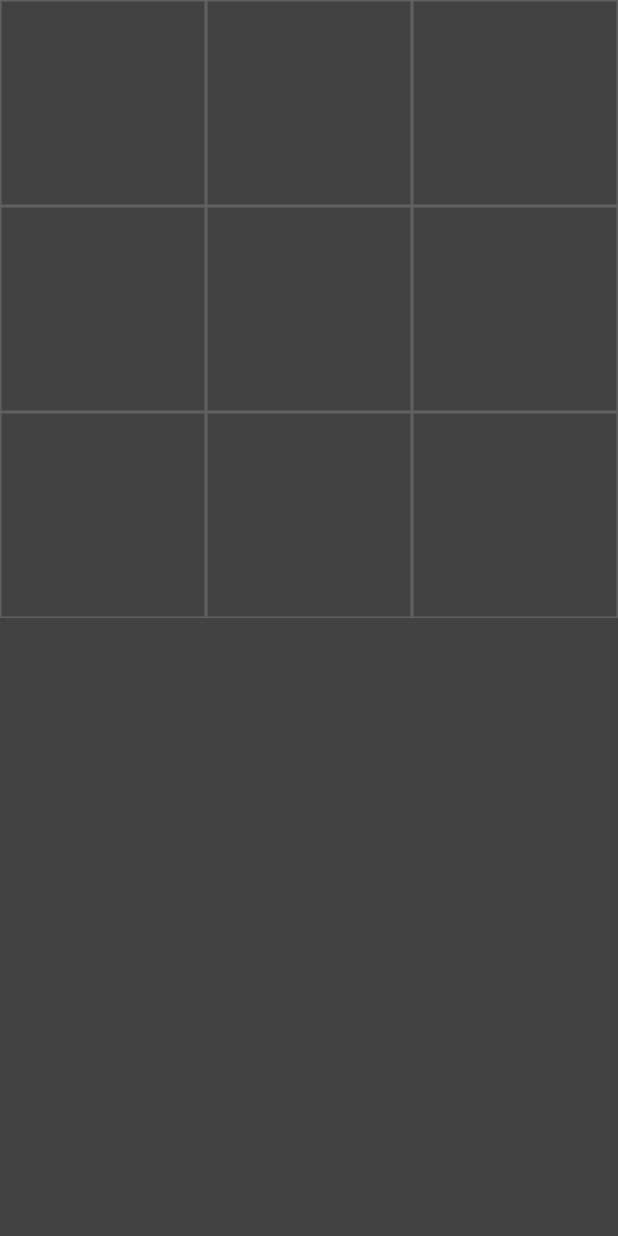
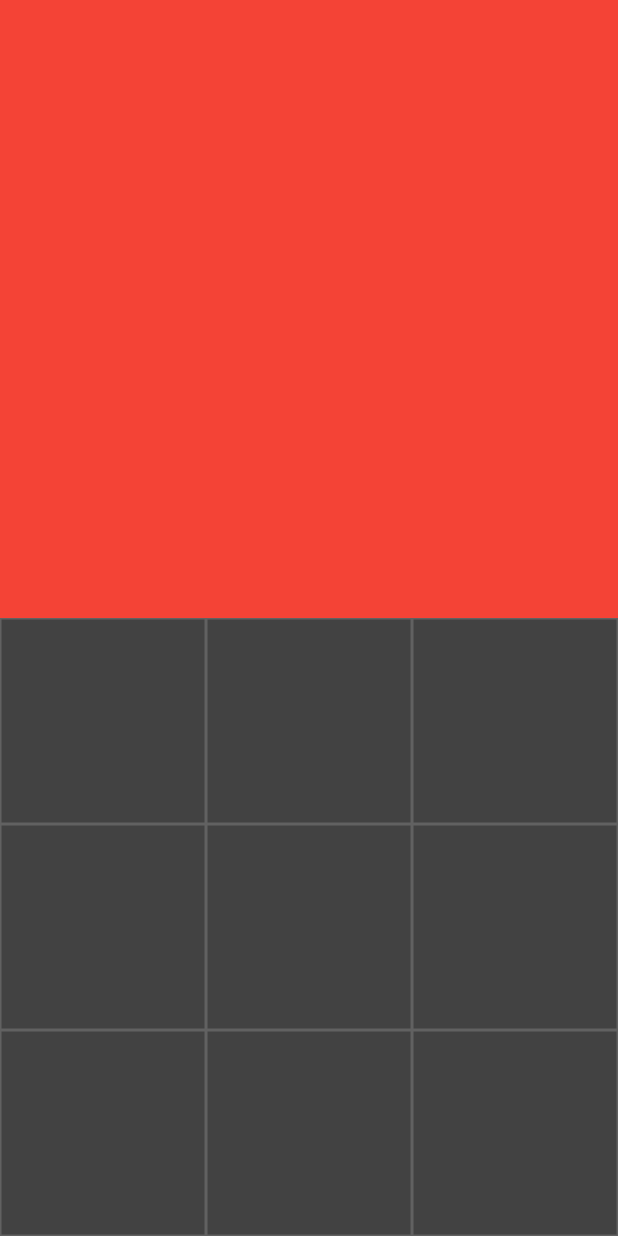
Before and after one commit to CLS11/tic-tac-toe, a Flutter app: the screen it shows after launch, on a phone screen of 412 x 824 dp. Run offline on Flutter 3.47's test engine with Material 3 defaults, Android fonts, the phone set to English and light mode, and no system bars.

Commit message:
Ammended the tapped method.

```diff
--- a/lib/home_page.dart
+++ b/lib/home_page.dart
@@ -22,7 +22,11 @@ class _HomePageState extends State<HomePage> {
   ];
   void _tapped(int index) {
     setState(() {
-      displayXO[index] = oTurn ? 'O' : 'X';
+      if (oTurn && displayXO[index] != '') {
+        displayXO[index] = 'O';
+      } else if (!oTurn && displayXO[index] != '') {
+        displayXO[index] = 'X';
+      }
       oTurn = !oTurn;
       _checkWinner();
     });
@@ -78,7 +82,7 @@ class _HomePageState extends State<HomePage> {
         return AlertDialog(
           title: Text(
             'WINNER : ' + winner,
-            style: TextStyle(color: Colors.black),
+            style: TextStyle(color: Colors.white),
           ),
         );
       },
@@ -89,7 +93,15 @@ class _HomePageState extends State<HomePage> {
   Widget build(BuildContext context) {
     return Scaffold(
       backgroundColor: Colors.grey[800],
-      body: GridView.builder(
+      body: Column(
+        children: [
+          Expanded(
+            child: Container(
+              color: Colors.red,
+            ),
+          ),
+          Expanded(
+            child: GridView.builder(
               itemCount: 9,
               gridDelegate: SliverGridDelegateWithFixedCrossAxisCount(
                 crossAxisCount: 3,
@@ -118,6 +130,9 @@ class _HomePageState extends State<HomePage> {
                 );
               },
             ),
+          ),
+        ],
+      ),
     );
   }
 }
```
Lines whose indentation alone changed are shown as unchanged.
